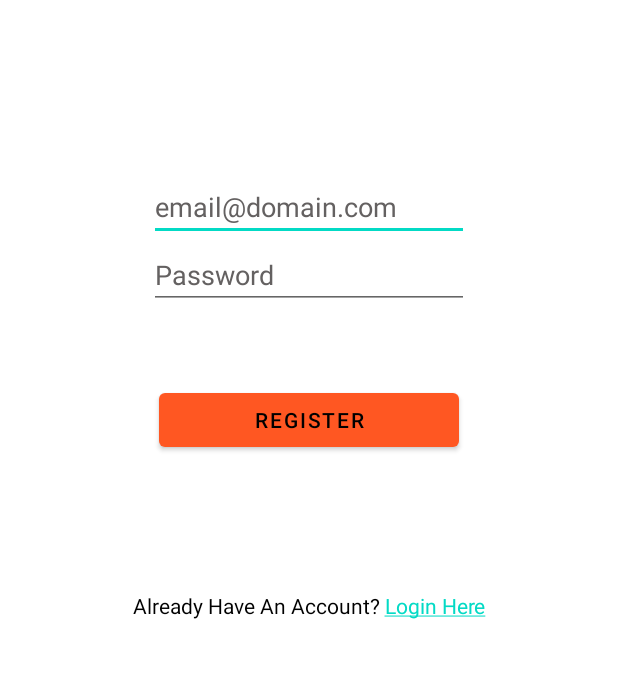
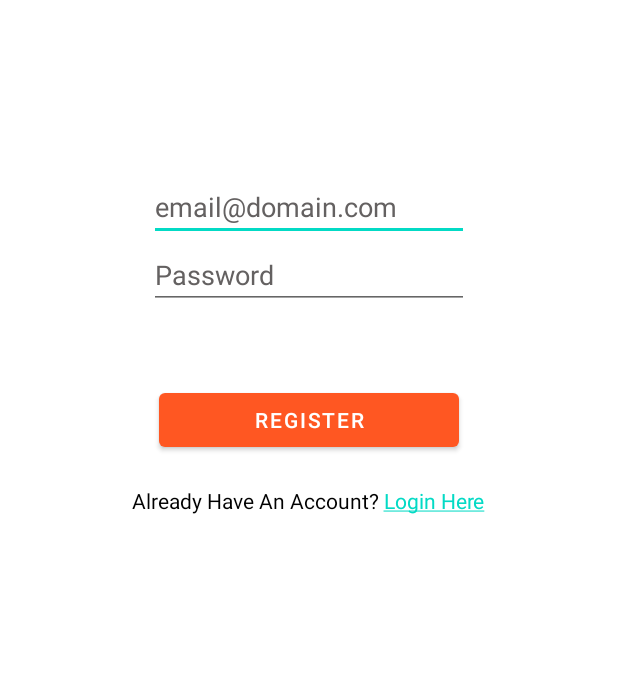
Before and after one commit to wongtaozhe123/northwind, an Android app: the RegisterActivity screen opened directly, with no data from a screen before it, on a phone screen of 412 x 824 dp, the part 453-1131 px from its top. Run offline under Robolectric (Android 15) with nearby library versions, the light colour scheme and no system bars; libraries missing offline, so code that uses them is left out: io.realm, io.realm.mongodb; 3 statements that could not run were skipped.

Commit message:
ONG ZC 11/3 - slight amendment on Login/Register UI

```diff
--- a/app/src/main/res/layout/activity_register.xml
+++ b/app/src/main/res/layout/activity_register.xml
@@ -40,13 +40,13 @@
         android:id="@+id/btn_Register"
         android:layout_width="200dp"
         android:layout_height="wrap_content"
+        android:layout_marginTop="50dp"
         android:text="@string/register"
+        android:textColor="@color/white"
         app:backgroundTint="#FF5722"
-        android:layout_marginTop="50dp"
         app:layout_constraintEnd_toEndOf="parent"
         app:layout_constraintStart_toStartOf="parent"
-        app:layout_constraintTop_toBottomOf="@+id/input_password"
-        android:textColor="@color/black"/>
+        app:layout_constraintTop_toBottomOf="@+id/input_password" />
 
     <ImageView
         android:id="@+id/imageView"
@@ -64,12 +64,13 @@
         android:id="@+id/txt_backToLogin"
         android:layout_width="wrap_content"
         android:layout_height="wrap_content"
+        android:layout_marginTop="20dp"
         android:text="@string/backToLogin"
+        android:textColor="@color/black"
         app:layout_constraintEnd_toEndOf="parent"
+        app:layout_constraintHorizontal_bias="0.497"
         app:layout_constraintStart_toStartOf="parent"
-        app:layout_constraintTop_toBottomOf="@+id/btn_Register"
-        android:textColor="@color/black"
-        android:layout_marginTop="90dp"/>
+        app:layout_constraintTop_toBottomOf="@+id/btn_Register" />
 
     <TextView
         android:id="@+id/txt_RegisterTitle"
```
Also changed, not shown: app/src/main/res/layout/activity_main.xml (+5 -4 lines).
